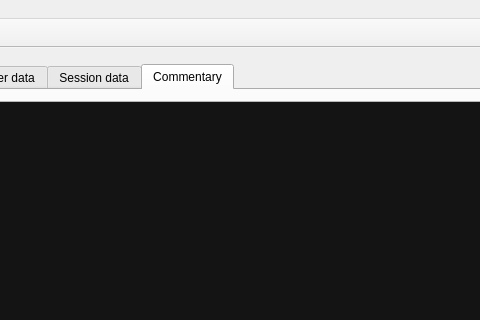
Old version of the form ui/ltwindow.ui in the repository gronberg/f1lt; both pictures show x 621 to 1101 and y 0 to 320 of the 1249 by 828 pixel window.
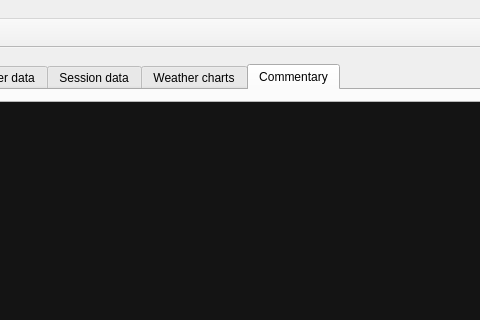
New version of the form. The open tabs and pages were chosen to show the change. Icons and pictures are not drawn. Custom widgets are drawn as their Qt base class.

Diff of the .ui file:
```diff
--- a/ui/ltwindow.ui
+++ b/ui/ltwindow.ui
@@ -389,6 +389,11 @@
             </item>
            </layout>
           </widget>
+          <widget class="QWidget" name="tab_3">
+           <attribute name="title">
+            <string>Weather charts</string>
+           </attribute>
+          </widget>
           <widget class="QWidget" name="tab_4">
            <attribute name="title">
             <string>Commentary</string>
```
Left out of the diff: 9 changed lines with no effect on the pictures.
